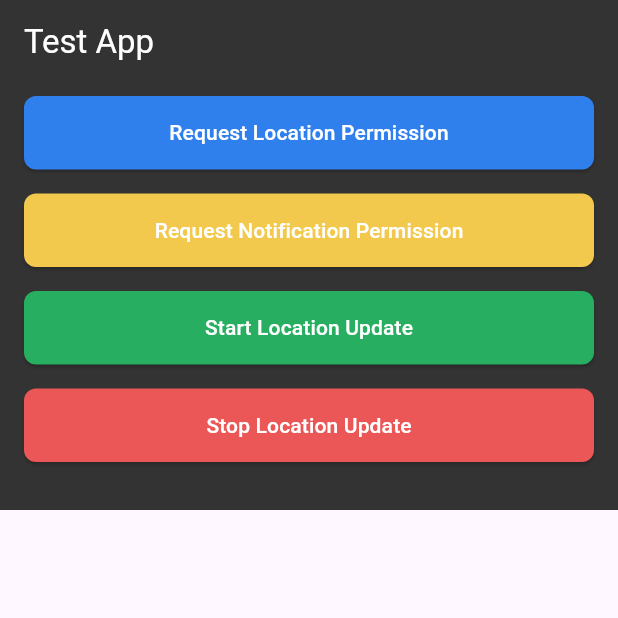
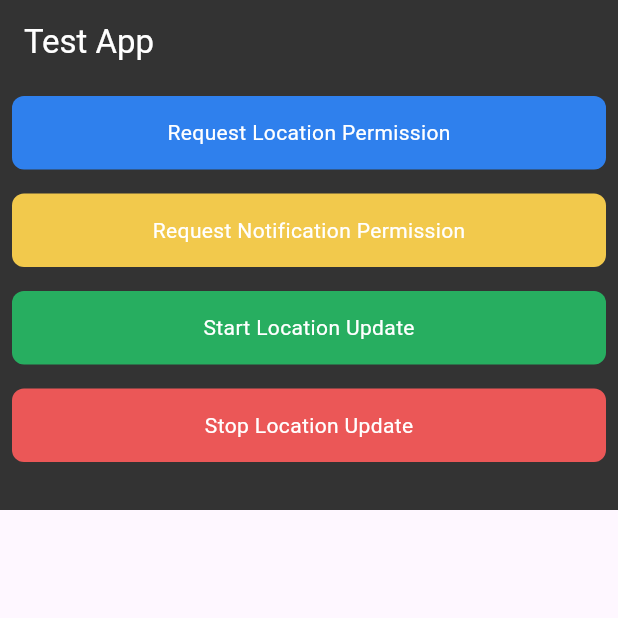
Before and after one commit to shamjadk/location_tracer, a Flutter app: the screen it shows after launch, on a phone screen of 412 x 824 dp, the top half of it. Run offline on Flutter 3.47's test engine with Material 3 defaults, Android fonts, the light colour scheme and no system bars; our stand-ins replace awesome_notifications, flutter_riverpod, freezed_annotation, geolocator, riverpod_annotation, shared_preferences; generated files the repository leaves out were written again.

Commit message:
Fixed a small Ui problem

```diff
--- a/lib/main.dart
+++ b/lib/main.dart
@@ -21,7 +21,6 @@ class MyApp extends StatelessWidget {
   static final scaffoldMessangerKey = GlobalKey<ScaffoldMessengerState>();
   const MyApp({super.key});
 
-  // This widget is the root of your application.
   @override
   Widget build(BuildContext context) {
     return const MaterialApp(
--- a/lib/view/widgets/button_widget.dart
+++ b/lib/view/widgets/button_widget.dart
@@ -12,19 +12,31 @@ class ButtonWIdget extends StatelessWidget {
 
   @override
   Widget build(BuildContext context) {
-    return Container(
-      margin: const EdgeInsets.symmetric(vertical: 8),
-      padding: const EdgeInsets.symmetric(horizontal: 16),
-      width: double.infinity,
-      height: 50,
-      child: ElevatedButton(
-        style: ElevatedButton.styleFrom(
-            shape:
-                RoundedRectangleBorder(borderRadius: BorderRadius.circular(8)),
-            backgroundColor: buttonColor,
-            foregroundColor: Colors.white),
-        onPressed: onPressed,
-        child: Text(buttonName),
+    return InkWell(
+      onTap: onPressed,
+      child: Container(
+        margin: const EdgeInsets.symmetric(vertical: 8, horizontal: 8),
+        padding: const EdgeInsets.symmetric(horizontal: 16),
+        width: double.infinity,
+        decoration: BoxDecoration(
+            color: buttonColor, borderRadius: BorderRadius.circular(8)),
+        child: Center(
+          child: Text(
+            buttonName,
+            style: const TextStyle(color: Colors.white),
+          ),
+        ),
+
+        // height: 50,
+        // child: ElevatedButton(
+        //   style: ElevatedButton.styleFrom(
+        //       shape:
+        //           RoundedRectangleBorder(borderRadius: BorderRadius.circular(8)),
+        //       backgroundColor: buttonColor,
+        //       foregroundColor: Colors.white),
+        //   onPressed: onPressed,
+        //   child: Text(buttonName),
+        // ),
       ),
     );
   }
```
Also changed, not shown: lib/view/home_page.dart (+16 -12 lines).
